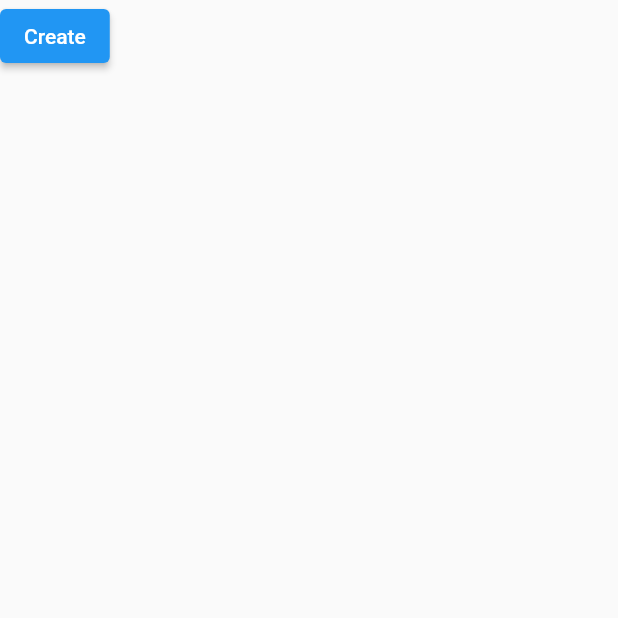
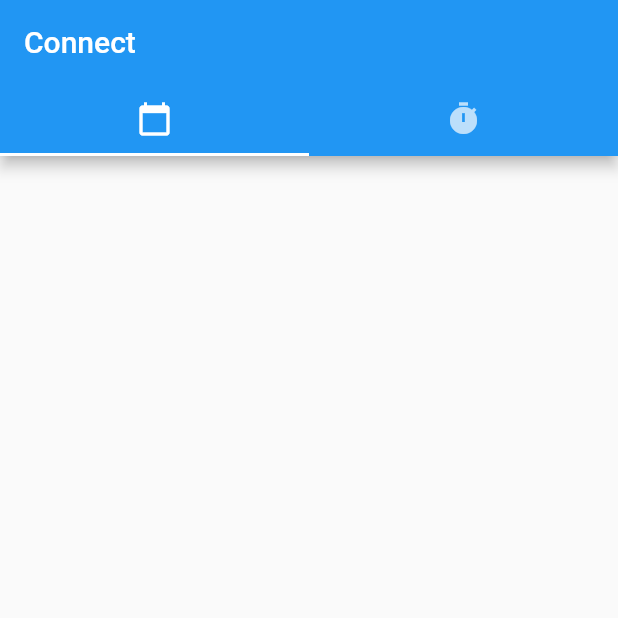
Before and after one commit to Akanksha-Pant/Connect, a Flutter app: the screen it shows after launch, on a phone screen of 412 x 824 dp, the top half of it. Run offline on Flutter 3.47's test engine with Material 2 defaults, Android fonts, the light colour scheme and no system bars; our stand-ins replace cloud_firestore, firebase_core, multi_select_flutter; accounts and stored records are empty.

Commit message:
Added tabs to the application

```diff
--- /dev/null
+++ b/connect_app/lib/Screens/HomePage.dart
@@ -0,0 +1,34 @@
+import 'package:connect_app/Screens/BookInterviewScreen.dart';
+import 'package:flutter/material.dart';
+
+class HomePage extends StatefulWidget {
+  @override
+  _HomePageState createState() => _HomePageState();
+}
+
+class _HomePageState extends State<HomePage> {
+  @override
+  Widget build(BuildContext context) {
+    return MaterialApp(
+      home: DefaultTabController(
+        length: 2,
+        child: Scaffold(
+          appBar: AppBar(
+            bottom: const TabBar(
+              tabs: [
+                Tab(icon: Icon(Icons.calendar_today)),
+                Tab(icon: Icon(Icons.timer)),
+              ],
+            ),
+            title: const Text('Connect'),
+          ),
+          body: TabBarView(children:
+          [
+            Container(),
+            BookInterview(),
+          ]),
+        ),
+      ),
+    );
+  }
+}
--- a/connect_app/pubspec.yaml
+++ b/connect_app/pubspec.yaml
@@ -30,6 +30,7 @@
   cupertino_icons: ^1.0.2
   cloud_firestore: ^3.1.5
   firebase_core: ^1.10.6
+  multi_select_flutter: ^4.0.0
 dev_dependencies:
   flutter_test:
     sdk: flutter
```
Also changed, not shown: connect_app/lib/Backend/DatabaseServices.dart (+28 -11 lines), connect_app/lib/Components/UserCard.dart (deleted, +0 -14 lines), connect_app/lib/Screens/BookInterviewScreen.dart (+35 -11 lines), connect_app/lib/Screens/UserListScreen.dart (deleted, +0 -47 lines), connect_app/lib/Utilities/AppStrings.dart (added, +7 -0 lines), connect_app/lib/main.dart (+3 -4 lines), connect_app/lib/Screens/ViewInterviews.dart (added), connect_app/pubspec.lock.
